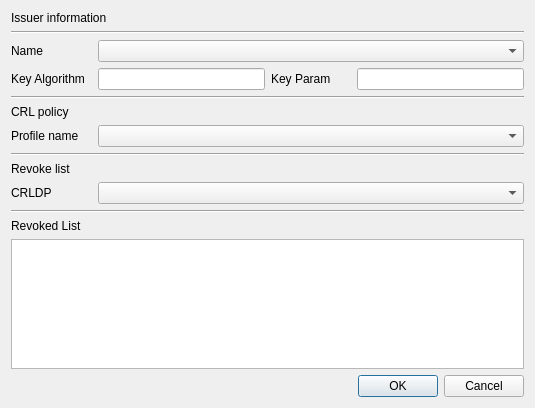
Old version of the form CertMan/make_crl_dlg.ui in the repository jykim74/CertMan.
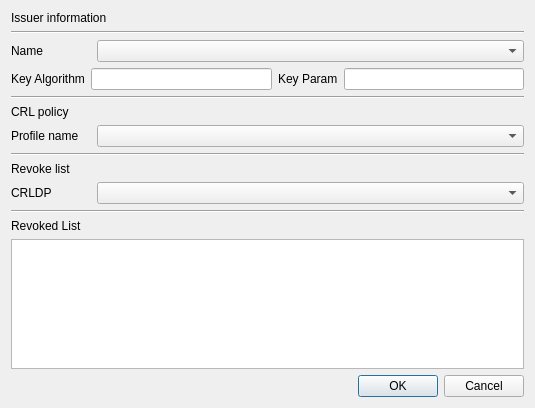
New version of the form.

What changed in the file:
```diff
--- a/CertMan/make_crl_dlg.ui
+++ b/CertMan/make_crl_dlg.ui
@@ -13,136 +13,187 @@
   <property name="windowTitle">
    <string>Make CRL</string>
   </property>
-  <layout class="QGridLayout" name="gridLayout">
-   <item row="13" column="1">
-    <spacer name="verticalSpacer">
-     <property name="orientation">
-      <enum>Qt::Vertical</enum>
+  <layout class="QVBoxLayout" name="verticalLayout">
+   <item>
+    <widget class="QLabel" name="label">
+     <property name="text">
+      <string>Issuer information</string>
      </property>
-     <property name="sizeHint" stdset="0">
-      <size>
-       <width>20</width>
-       <height>40</height>
-      </size>
-     </property>
-    </spacer>
+    </widget>
    </item>
-   <item row="9" column="1" colspan="5">
-    <widget class="QComboBox" name="mCRLDPCombo"/>
-   </item>
-   <item row="2" column="1" colspan="5">
-    <widget class="QComboBox" name="mIssuerNameCombo"/>
-   </item>
-   <item row="1" column="0" colspan="6">
+   <item>
     <widget class="Line" name="line_3">
      <property name="orientation">
       <enum>Qt::Horizontal</enum>
      </property>
     </widget>
    </item>
-   <item row="7" column="0" colspan="6">
+   <item>
+    <layout class="QGridLayout" name="gridLayout">
+     <property name="topMargin">
+      <number>0</number>
+     </property>
+     <item row="0" column="0">
+      <widget class="QLabel" name="label_2">
+       <property name="minimumSize">
+        <size>
+         <width>80</width>
+         <height>0</height>
+        </size>
+       </property>
+       <property name="maximumSize">
+        <size>
+         <width>80</width>
+         <height>16777215</height>
+        </size>
+       </property>
+       <property name="text">
+        <string>Name</string>
+       </property>
+      </widget>
+     </item>
+     <item row="0" column="1">
+      <widget class="QComboBox" name="mIssuerNameCombo"/>
+     </item>
+    </layout>
+   </item>
+   <item>
+    <layout class="QGridLayout" name="gridLayout_2">
+     <property name="topMargin">
+      <number>0</number>
+     </property>
+     <item row="0" column="1">
+      <widget class="QLineEdit" name="mAlgorithmText"/>
+     </item>
+     <item row="0" column="2">
+      <widget class="QLabel" name="mOptionLabel">
+       <property name="text">
+        <string>Key Param</string>
+       </property>
+      </widget>
+     </item>
+     <item row="0" column="0">
+      <widget class="QLabel" name="label_3">
+       <property name="text">
+        <string>Key Algorithm</string>
+       </property>
+      </widget>
+     </item>
+     <item row="0" column="3">
+      <widget class="QLineEdit" name="mOptionText"/>
+     </item>
+    </layout>
+   </item>
+   <item>
+    <widget class="Line" name="line">
+     <property name="orientation">
+      <enum>Qt::Horizontal</enum>
+     </property>
+    </widget>
+   </item>
+   <item>
+    <widget class="QLabel" name="label_5">
+     <property name="text">
+      <string>CRL policy</string>
+     </property>
+    </widget>
+   </item>
+   <item>
+    <layout class="QGridLayout" name="gridLayout_3">
+     <property name="topMargin">
+      <number>0</number>
+     </property>
+     <item row="0" column="0">
+      <widget class="QLabel" name="label_6">
+       <property name="minimumSize">
+        <size>
+         <width>80</width>
+         <height>0</height>
+        </size>
+       </property>
+       <property name="maximumSize">
+        <size>
+         <width>80</width>
+         <height>16777215</height>
+        </size>
+       </property>
+       <property name="text">
+        <string>Profile name</string>
+       </property>
+      </widget>
+     </item>
+     <item row="0" column="1">
+      <widget class="QComboBox" name="mProfileNameCombo"/>
+     </item>
+    </layout>
+   </item>
+   <item>
     <widget class="Line" name="line_2">
      <property name="orientation">
       <enum>Qt::Horizontal</enum>
      </property>
     </widget>
    </item>
-   <item row="8" column="0" colspan="2">
+   <item>
     <widget class="QLabel" name="label_7">
      <property name="text">
       <string>Revoke list</string>
      </property>
     </widget>
    </item>
-   <item row="14" column="4" colspan="2">
-    <widget class="QDialogButtonBox" name="buttonBox">
+   <item>
+    <layout class="QGridLayout" name="gridLayout_4">
+     <property name="topMargin">
+      <number>0</number>
+     </property>
+     <item row="0" column="0">
+      <widget class="QLabel" name="label_10">
+       <property name="minimumSize">
+        <size>
+         <width>80</width>
+         <height>0</height>
+        </size>
+       </property>
+       <property name="maximumSize">
+        <size>
+         <width>80</width>
+         <height>16777215</height>
+        </size>
+       </property>
+       <property name="text">
+        <string>CRLDP</string>
+       </property>
+      </widget>
+     </item>
+     <item row="0" column="1">
+      <widget class="QComboBox" name="mCRLDPCombo"/>
+     </item>
+    </layout>
+   </item>
+   <item>
+    <widget class="Line" name="line_4">
      <property name="orientation">
       <enum>Qt::Horizontal</enum>
      </property>
-     <property name="standardButtons">
-      <set>QDialogButtonBox::Cancel|QDialogButtonBox::Ok</set>
-     </property>
     </widget>
    </item>
-   <item row="3" column="1" colspan="2">
-    <widget class="QLineEdit" name="mAlgorithmText"/>
-   </item>
-   <item row="11" column="0" colspan="2">
+   <item>
     <widget class="QLabel" name="label_4">
      <property name="text">
       <string>Revoked List</string>
      </property>
     </widget>
    </item>
-   <item row="6" column="0">
-    <widget class="QLabel" name="label_6">
-     <property name="text">
-      <string>Profile name</string>
-     </property>
-    </widget>
-   </item>
-   <item row="3" column="3">
-    <widget class="QLabel" name="mOptionLabel">
-     <property name="text">
-      <string>Key Param</string>
-     </property>
-    </widget>
-   </item>
-   <item row="3" column="0">
-    <widget class="QLabel" name="label_3">
-     <property name="text">
-      <string>Key Algorithm</string>
-     </property>
-    </widget>
-   </item>
-   <item row="12" column="0" colspan="6">
+   <item>
     <widget class="QTableWidget" name="mRevokeTable"/>
    </item>
-   <item row="4" column="0" colspan="6">
-    <widget class="Line" name="line">
+   <item>
+    <widget class="QDialogButtonBox" name="buttonBox">
      <property name="orientation">
       <enum>Qt::Horizontal</enum>
      </property>
-    </widget>
-   </item>
-   <item row="3" column="4" colspan="2">
-    <widget class="QLineEdit" name="mOptionText"/>
-   </item>
-   <item row="2" column="0">
-    <widget class="QLabel" name="label_2">
-     <property name="text">
-      <string>Name</string>
-     </property>
-    </widget>
-   </item>
-   <item row="0" column="0" colspan="2">
-    <widget class="QLabel" name="label">
-     <property name="text">
-      <string>Issuer information</string>
-     </property>
-    </widget>
-   </item>
-   <item row="9" column="0">
-    <widget class="QLabel" name="label_10">
-     <property name="text">
-      <string>CRLDP</string>
-     </property>
-    </widget>
-   </item>
-   <item row="5" column="0" colspan="2">
-    <widget class="QLabel" name="label_5">
-     <property name="text">
-      <string>CRL policy</string>
-     </property>
-    </widget>
-   </item>
-   <item row="6" column="1" colspan="5">
-    <widget class="QComboBox" name="mProfileNameCombo"/>
-   </item>
-   <item row="10" column="0" colspan="6">
-    <widget class="Line" name="line_4">
-     <property name="orientation">
-      <enum>Qt::Horizontal</enum>
+     <property name="standardButtons">
+      <set>QDialogButtonBox::Cancel|QDialogButtonBox::Ok</set>
      </property>
     </widget>
    </item>
```
Left out of the diff: 5 changed lines with no effect on the pictures.
